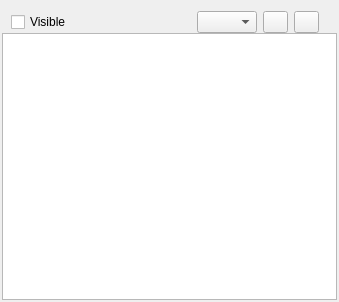
First picture: the form in ISAT/ui/anno_dock.ui, repository yatengLG/ISAT_with_segment_anything, before the edit.
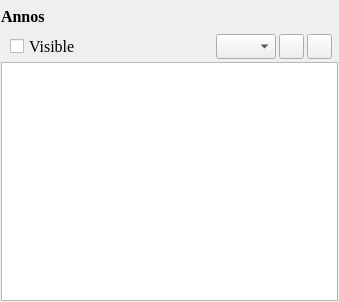
Second picture: the form after the edit. Icons and pictures are not drawn.

What changed in the file:
```diff
--- a/ISAT/ui/anno_dock.ui
+++ b/ISAT/ui/anno_dock.ui
@@ -15,34 +15,104 @@
   </property>
   <layout class="QVBoxLayout" name="verticalLayout">
    <property name="spacing">
-    <number>0</number>
+    <number>3</number>
    </property>
    <property name="leftMargin">
-    <number>2</number>
+    <number>1</number>
    </property>
    <property name="topMargin">
-    <number>2</number>
+    <number>1</number>
    </property>
    <property name="rightMargin">
-    <number>2</number>
+    <number>1</number>
    </property>
    <property name="bottomMargin">
-    <number>2</number>
+    <number>1</number>
    </property>
+   <item>
+    <widget class="QLabel" name="label_3">
+     <property name="minimumSize">
+      <size>
+       <width>0</width>
+       <height>30</height>
+      </size>
+     </property>
+     <property name="maximumSize">
+      <size>
+       <width>16777215</width>
+       <height>30</height>
+      </size>
+     </property>
+     <property name="font">
+      <font>
+       <family>Times New Roman</family>
+       <pointsize>12</pointsize>
+       <weight>75</weight>
+       <bold>true</bold>
+      </font>
+     </property>
+     <property name="text">
+      <string>Annos</string>
+     </property>
+    </widget>
+   </item>
    <item>
     <widget class="QWidget" name="widget" native="true">
      <layout class="QHBoxLayout" name="horizontalLayout">
+      <property name="spacing">
+       <number>3</number>
+      </property>
+      <property name="leftMargin">
+       <number>0</number>
+      </property>
+      <property name="topMargin">
+       <number>0</number>
+      </property>
+      <property name="rightMargin">
+       <number>0</number>
+      </property>
       <property name="bottomMargin">
        <number>0</number>
       </property>
+      <item>
+       <widget class="QLabel" name="label_2">
+        <property name="minimumSize">
+         <size>
+          <width>6</width>
+          <height>0</height>
+         </size>
+        </property>
+        <property name="maximumSize">
+         <size>
+          <width>6</width>
+          <height>16777215</height>
+         </size>
+        </property>
+        <property name="text">
+         <string/>
+        </property>
+       </widget>
+      </item>
       <item>
        <widget class="QCheckBox" name="checkBox_visible">
+        <property name="minimumSize">
+         <size>
+          <width>0</width>
+          <height>25</height>
+         </size>
+        </property>
         <property name="maximumSize">
          <size>
           <width>120</width>
-          <height>16777215</height>
+          <height>25</height>
          </size>
         </property>
+        <property name="font">
+         <font>
+          <family>Times New Roman</family>
+          <pointsize>12</pointsize>
+         </font>
+        </property>
         <property name="text">
          <string>Visible</string>
         </property>
@@ -63,20 +133,32 @@
       </item>
       <item>
        <widget class="QComboBox" name="comboBox_group_select">
+        <property name="minimumSize">
+         <size>
+          <width>60</width>
+          <height>25</height>
+         </size>
+        </property>
         <property name="maximumSize">
          <size>
           <width>60</width>
-          <height>16777215</height>
+          <height>25</height>
          </size>
         </property>
        </widget>
       </item>
       <item>
        <widget class="QPushButton" name="button_prev_group">
+        <property name="minimumSize">
+         <size>
+          <width>25</width>
+          <height>25</height>
+         </size>
+        </property>
         <property name="maximumSize">
          <size>
           <width>25</width>
-          <height>16777215</height>
+          <height>25</height>
          </size>
         </property>
         <property name="text">
@@ -90,10 +172,16 @@
       </item>
       <item>
        <widget class="QPushButton" name="button_next_group">
+        <property name="minimumSize">
+         <size>
+          <width>25</width>
+          <height>25</height>
+         </size>
+        </property>
         <property name="maximumSize">
          <size>
           <width>25</width>
-          <height>16777215</height>
+          <height>25</height>
          </size>
         </property>
         <property name="text">
@@ -128,7 +216,10 @@
     </widget>
    </item>
    <item>
-    <widget class="QListWidget" name="listWidget">
+    <widget class="QListWidget" name="listWidget_annos">
+     <property name="styleSheet">
+      <string notr="true"/>
+     </property>
      <property name="selectionMode">
       <enum>QAbstractItemView::ExtendedSelection</enum>
      </property>
```
Left out of the diff: 10 changed lines with no effect on the pictures.
